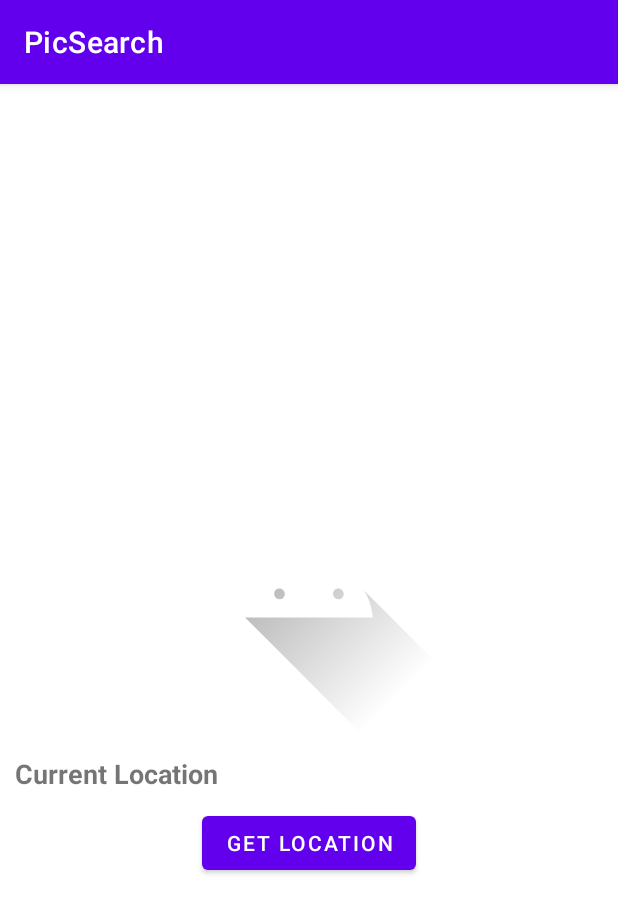
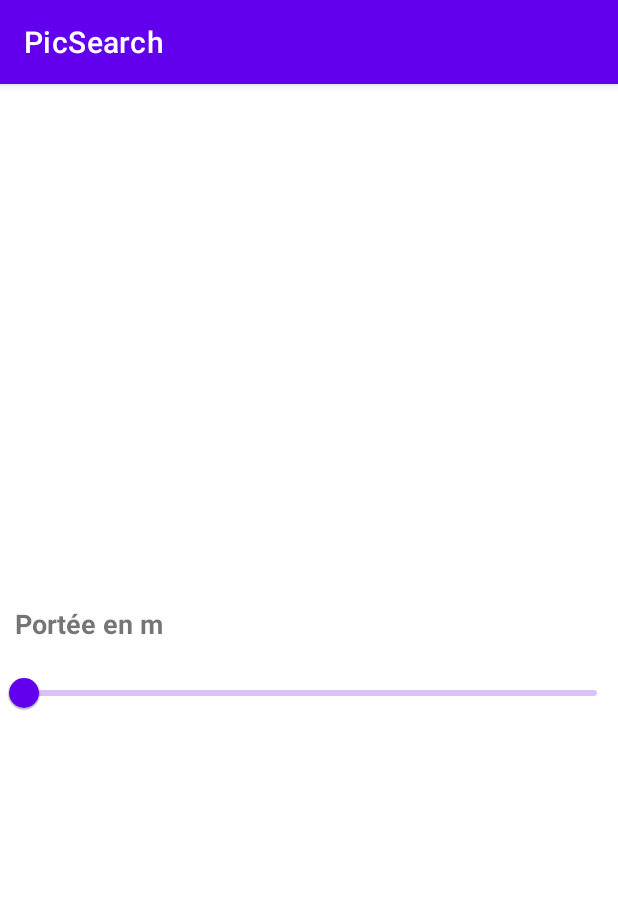
Before and after one commit to evigouroux/picSearch, an Android app: the screen it shows after launch (GameActivity), on a phone screen of 412 x 824 dp. Shown: the top 913 px of the screen. Run offline under Robolectric (Android 15) with nearby library versions, the phone set to English and light mode, and no system bars.

Commit message:
Base game

```diff
--- a/app/src/main/AndroidManifest.xml
+++ b/app/src/main/AndroidManifest.xml
@@ -5,6 +5,7 @@
     <uses-permission android:name="android.permission.CAMERA"/>
     <uses-permission android:name="android.permission.INTERNET"/>
     <uses-permission android:name="android.permission.ACCESS_FINE_LOCATION"/>
+    <uses-permission android:name="android.permission.VIBRATE"/>
 
     <application
         android:allowBackup="true"
--- a/app/src/main/java/com/example/picsearch/GameActivity.java
+++ b/app/src/main/java/com/example/picsearch/GameActivity.java
@@ -14,25 +14,39 @@ import android.location.LocationManager;
 import android.os.Bundle;
 import android.view.View;
 import android.widget.Button;
-import android.widget.Switch;
 import android.widget.TextView;
 import android.widget.Toast;
+import android.os.Handler;
+import android.widget.Toast;
+import android.os.Vibrator;
+import com.google.android.material.slider.RangeSlider;
+import com.google.android.material.slider.Slider;
 
 import org.w3c.dom.Text;
 
 public class GameActivity extends AppCompatActivity implements LocationListener {
 
-    Button button_location;
-    TextView textView_location;
+    Slider rangeSlider;
+
     LocationManager locationManager;
+    Handler handler = new Handler();
+    Runnable runnable;
+    Location target = new Location("");
+
+    float range = 0;
+
+    //Nombre de miliseconde entre chaque refresh
+    int delay = 2000;
 
     @Override
     protected void onCreate(Bundle savedInstanceState) {
         super.onCreate(savedInstanceState);
         setContentView(R.layout.activity_game);
+        rangeSlider = findViewById(R.id.rangeSlider);
 
-        textView_location = findViewById(R.id.text_location);
-        button_location = findViewById(R.id.button_location);
+        // Target location (TEST)
+        target.setLatitude(37.3175);
+        target.setLongitude(-121.9109);
 
         if(ContextCompat.checkSelfPermission(GameActivity.this, Manifest.permission.ACCESS_FINE_LOCATION) != PackageManager.PERMISSION_GRANTED) {
 
@@ -42,14 +56,23 @@ public class GameActivity extends AppCompatActivity implements LocationListener
 
         }
 
-        button_location.setOnClickListener(new View.OnClickListener() {
-            @Override
-            public void onClick(View v) {
+    }
+
+    @Override
+    protected void onResume() {
+        handler.postDelayed(runnable = new Runnable() {
+            public void run() {
+                handler.postDelayed(runnable, delay);
                 getLocation();
             }
+        }, delay);
+        super.onResume();
+    }
 
-        });
-
+    @Override
+    protected void onPause() {
+        handler.removeCallbacks(runnable);
+        super.onPause();
     }
 
     @SuppressLint("MissingPermission")
@@ -68,7 +91,18 @@ public class GameActivity extends AppCompatActivity implements LocationListener
     @Override
     public void onLocationChanged(@NonNull Location location) {
 
-        Toast.makeText(this, "" + location.getLatitude() + "/" + location.getLongitude(), Toast.LENGTH_SHORT).show();
+        //Distance between the user and its target x2 = cible, x1 = user
+        double distance =  Math.round(location.distanceTo(target)) ;
+        range = rangeSlider.getValue();
+
+        if (distance < range) {
+
+            // 400 miliseconds vibration if the user is within range of the target
+            Vibrator v = (Vibrator) getSystemService(this.VIBRATOR_SERVICE);
+            v.vibrate(400);
+        }
+
+        Toast.makeText(this, "" + distance + " / " + range, Toast.LENGTH_SHORT).show();
 
     }
 
--- a/app/src/main/res/layout/activity_game.xml
+++ b/app/src/main/res/layout/activity_game.xml
@@ -8,24 +8,22 @@
     android:gravity = "center"
     tools:context=".GameActivity">
 
-    <ImageView
-        android:src="@drawable/ic_launcher_foreground"
-        android:layout_width="200dp"
-        android:layout_height="200dp"/>
-
     <TextView
         android:id="@+id/text_location"
         android:textSize="18sp"
         android:textStyle="bold"
         android:layout_margin="10dp"
-        android:text="Current Location"
+        android:text="Portée en m"
         android:layout_width="match_parent"
         android:layout_height="wrap_content"/>
 
-    <Button
-        android:id="@+id/button_location"
-        android:text="Get location"
+    <com.google.android.material.slider.Slider
+        android:id="@+id/rangeSlider"
         android:layout_width="wrap_content"
-        android:layout_height="wrap_content"/>
+        android:layout_height="wrap_content"
+        android:valueFrom="1"
+        android:valueTo="1000">
+
+    </com.google.android.material.slider.Slider>
 
 </LinearLayout>
```
